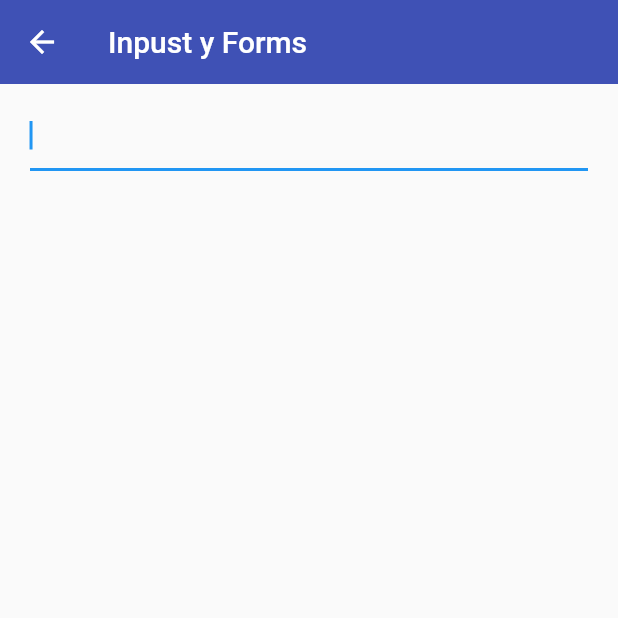
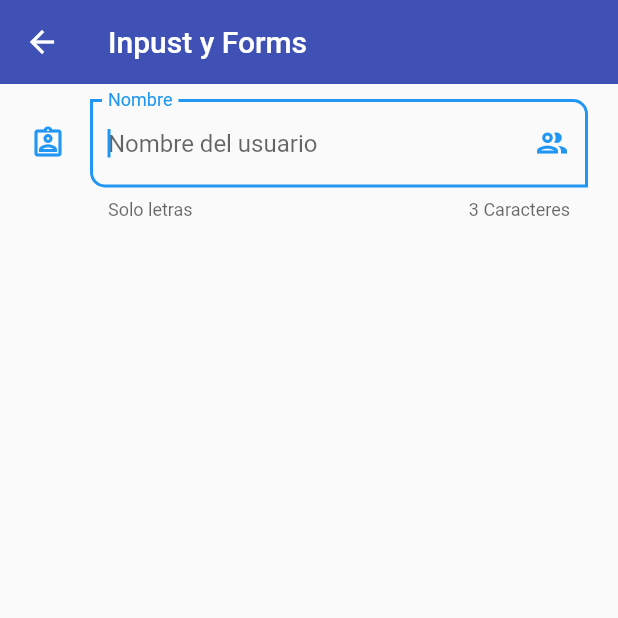
Before and after one commit to davidfores1/Flutter_components, a Flutter app: the InputsScreen screen opened by its route, on a phone screen of 412 x 824 dp, the top half of it. Run offline on Flutter 3.47's test engine with Material 2 defaults, Android fonts, the phone set to English and light mode, and no system bars.

Commit message:
se personaliza el TextFormFields

```diff
--- a/lib/screens/inputs_screen.dart
+++ b/lib/screens/inputs_screen.dart
@@ -22,6 +22,27 @@ class InputsScreen extends StatelessWidget {
                 onChanged: (value) {
                   print('value: $value');
                 } ,
+                validator: (value) {
+                  if(value == null) return 'Este campo es requerido';
+                  return value.length < 3 ? 'minimo 3 letras' : null;
+                },
+                autovalidateMode: AutovalidateMode.onUserInteraction,
+                decoration: const InputDecoration(
+                  hintText: 'Nombre del usuario',
+                  labelText: 'Nombre',
+                  helperText: 'Solo letras',
+                  counterText: '3 Caracteres',
+
+                  suffixIcon: Icon(Icons.group_outlined),
+                  icon: Icon(Icons.assignment_ind_outlined),
+                  border: OutlineInputBorder(
+                    borderRadius: BorderRadius.only(
+                      bottomLeft: Radius.circular(10),
+                      topRight: Radius.circular(10)
+                    ),
+                  )
+
+                ),
               )
             ],
           ),
```
